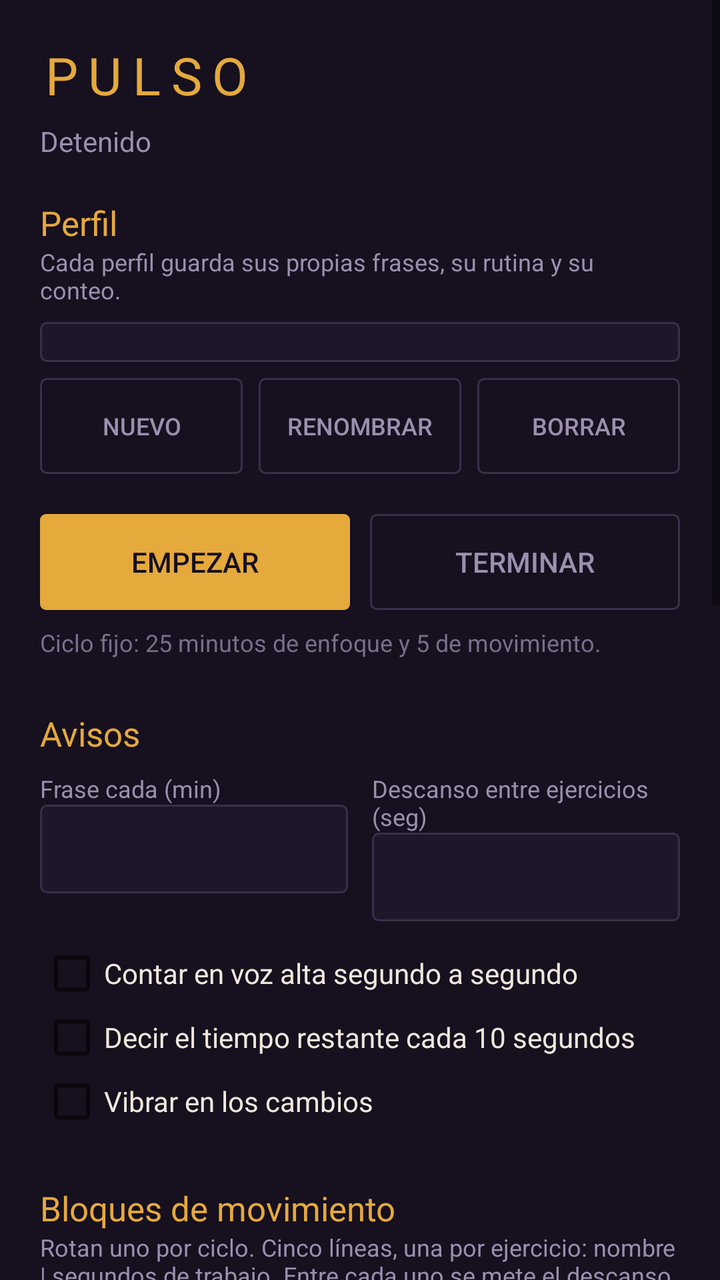
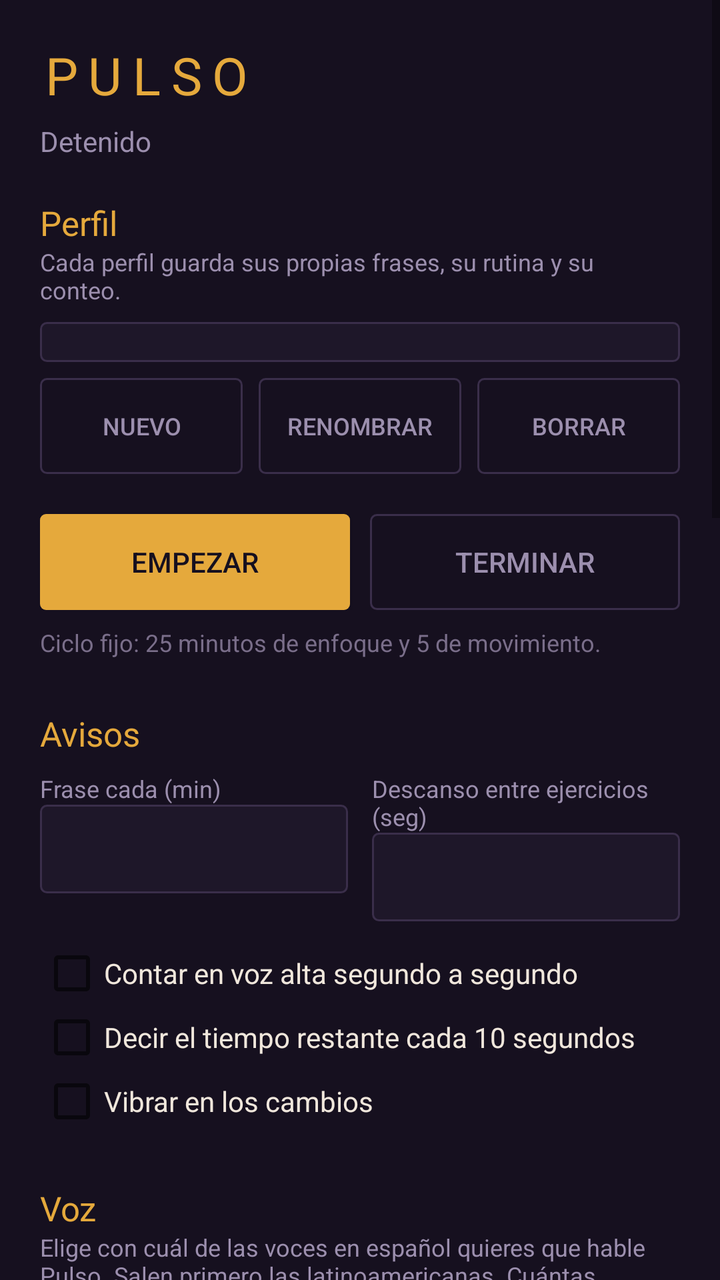

An Android layout rendered at two revisions. The XML below is the earlier revision; the diff shows what the commit changed to produce the second picture.
<!-- AndroidManifest.xml: application theme Theme.Pulso -->
<!-- res/layout/activity_main.xml -->
<?xml version="1.0" encoding="utf-8"?>
<ScrollView xmlns:android="http://schemas.android.com/apk/res/android"
    android:layout_width="match_parent"
    android:layout_height="match_parent"
    android:background="#16101F"
    android:fillViewport="true">

    <LinearLayout
        android:layout_width="match_parent"
        android:layout_height="wrap_content"
        android:orientation="vertical"
        android:padding="20dp">

        <TextView
            android:layout_width="wrap_content"
            android:layout_height="wrap_content"
            android:text="PULSO"
            android:textColor="#E5A93C"
            android:textSize="26sp"
            android:letterSpacing="0.2" />

        <TextView
            android:id="@+id/txtEstado"
            android:layout_width="match_parent"
            android:layout_height="wrap_content"
            android:layout_marginTop="6dp"
            android:text="Detenido"
            android:textColor="#9C8FAE"
            android:textSize="14sp" />

        

        <TextView
            android:layout_width="wrap_content"
            android:layout_height="wrap_content"
            android:layout_marginTop="20dp"
            android:text="Perfil"
            android:textColor="#E5A93C"
            android:textSize="17sp" />

        <TextView
            android:layout_width="match_parent"
            android:layout_height="wrap_content"
            android:text="Cada perfil guarda sus propias frases, su rutina y su conteo."
            android:textColor="#9C8FAE"
            android:textSize="12sp" />

        <Spinner
            android:id="@+id/spPerfil"
            android:layout_width="match_parent"
            android:layout_height="wrap_content"
            android:layout_marginTop="8dp"
            android:background="@drawable/fondo_campo"
            android:padding="10dp" />

        <LinearLayout
            android:layout_width="match_parent"
            android:layout_height="wrap_content"
            android:layout_marginTop="8dp"
            android:orientation="horizontal">

            <Button
                android:id="@+id/btnNuevoPerfil"
                android:layout_width="0dp"
                android:layout_weight="1"
                android:layout_height="wrap_content"
                android:background="@drawable/fondo_boton_hueco"
                android:text="Nuevo"
                android:textColor="#9C8FAE"
                android:textSize="12sp" />

            <Space android:layout_width="8dp" android:layout_height="1dp" />

            <Button
                android:id="@+id/btnRenombrarPerfil"
                android:layout_width="0dp"
                android:layout_weight="1"
                android:layout_height="wrap_content"
                android:background="@drawable/fondo_boton_hueco"
                android:text="Renombrar"
                android:textColor="#9C8FAE"
                android:textSize="12sp" />

            <Space android:layout_width="8dp" android:layout_height="1dp" />

            <Button
                android:id="@+id/btnBorrarPerfil"
                android:layout_width="0dp"
                android:layout_weight="1"
                android:layout_height="wrap_content"
                android:background="@drawable/fondo_boton_hueco"
                android:text="Borrar"
                android:textColor="#9C8FAE"
                android:textSize="12sp" />
        </LinearLayout>

        

        <LinearLayout
            android:layout_width="match_parent"
            android:layout_height="wrap_content"
            android:layout_marginTop="20dp"
            android:orientation="horizontal">

            <Button
                android:id="@+id/btnEmpezar"
                android:layout_width="0dp"
                android:layout_weight="1"
                android:layout_height="wrap_content"
                android:background="@drawable/fondo_boton"
                android:text="Empezar"
                android:textColor="#16101F" />

            <Space android:layout_width="10dp" android:layout_height="1dp" />

            <Button
                android:id="@+id/btnTerminar"
                android:layout_width="0dp"
                android:layout_weight="1"
                android:layout_height="wrap_content"
                android:background="@drawable/fondo_boton_hueco"
                android:text="Terminar"
                android:textColor="#9C8FAE" />
        </LinearLayout>

        <TextView
            android:layout_width="match_parent"
            android:layout_height="wrap_content"
            android:layout_marginTop="8dp"
            android:text="Ciclo fijo: 25 minutos de enfoque y 5 de movimiento."
            android:textColor="#7A6E8A"
            android:textSize="12sp" />

        

        <TextView
            android:layout_width="wrap_content"
            android:layout_height="wrap_content"
            android:layout_marginTop="26dp"
            android:text="Avisos"
            android:textColor="#E5A93C"
            android:textSize="17sp" />

        <LinearLayout
            android:layout_width="match_parent"
            android:layout_height="wrap_content"
            android:layout_marginTop="8dp"
            android:orientation="horizontal">

            <LinearLayout
                android:layout_width="0dp"
                android:layout_weight="1"
                android:layout_height="wrap_content"
                android:orientation="vertical">

                <TextView
                    android:layout_width="wrap_content"
                    android:layout_height="wrap_content"
                    android:text="Frase cada (min)"
                    android:textColor="#9C8FAE"
                    android:textSize="12sp" />

                <EditText
                    android:id="@+id/edAviso"
                    android:layout_width="match_parent"
                    android:layout_height="wrap_content"
                    android:background="@drawable/fondo_campo"
                    android:inputType="number"
                    android:padding="10dp"
                    android:textColor="#F0E7DC" />
            </LinearLayout>

            <Space android:layout_width="12dp" android:layout_height="1dp" />

            <LinearLayout
                android:layout_width="0dp"
                android:layout_weight="1"
                android:layout_height="wrap_content"
                android:orientation="vertical">

                <TextView
                    android:layout_width="wrap_content"
                    android:layout_height="wrap_content"
                    android:text="Descanso entre ejercicios (seg)"
                    android:textColor="#9C8FAE"
                    android:textSize="12sp" />

                <EditText
                    android:id="@+id/edDescanso"
                    android:layout_width="match_parent"
                    android:layout_height="wrap_content"
                    android:background="@drawable/fondo_campo"
                    android:inputType="number"
                    android:padding="10dp"
                    android:textColor="#F0E7DC" />
            </LinearLayout>
        </LinearLayout>

        <CheckBox
            android:id="@+id/chkSegundo"
            android:layout_width="match_parent"
            android:layout_height="wrap_content"
            android:layout_marginTop="10dp"
            android:text="Contar en voz alta segundo a segundo"
            android:textColor="#F0E7DC" />

        <CheckBox
            android:id="@+id/chkDiez"
            android:layout_width="match_parent"
            android:layout_height="wrap_content"
            android:text="Decir el tiempo restante cada 10 segundos"
            android:textColor="#F0E7DC" />

        <CheckBox
            android:id="@+id/chkVibrar"
            android:layout_width="match_parent"
            android:layout_height="wrap_content"
            android:text="Vibrar en los cambios"
            android:textColor="#F0E7DC" />

        

        <TextView
            android:layout_width="wrap_content"
            android:layout_height="wrap_content"
            android:layout_marginTop="26dp"
            android:text="Bloques de movimiento"
            android:textColor="#E5A93C"
            android:textSize="17sp" />

        <TextView
            android:layout_width="match_parent"
            android:layout_height="wrap_content"
            android:text="Rotan uno por ciclo. Cinco líneas, una por ejercicio: nombre | segundos de trabajo. Entre cada uno se mete el descanso que pusiste arriba, y la app te avisa cuál sigue mientras descansas."
            android:textColor="#9C8FAE"
            android:textSize="12sp" />

        <Button
            android:id="@+id/btnRutina"
            android:layout_width="match_parent"
            android:layout_height="wrap_content"
            android:layout_marginTop="8dp"
            android:layout_marginBottom="10dp"
            android:background="@drawable/fondo_boton_hueco"
            android:text="Elegir una rutina lista"
            android:textColor="#58C0A0"
            android:textSize="12sp" />

        <LinearLayout
            android:id="@+id/listaBloques"
            android:layout_width="match_parent"
            android:layout_height="wrap_content"
            android:orientation="vertical" />

        

        <TextView
            android:layout_width="wrap_content"
            android:layout_height="wrap_content"
            android:layout_marginTop="26dp"
            android:text="Frases"
            android:textColor="#E5A93C"
            android:textSize="17sp" />

        <TextView
            android:layout_width="match_parent"
            android:layout_height="wrap_content"
            android:text="Si le pones un audio tuyo, se escucha tu voz en lugar de la del teléfono."
            android:textColor="#9C8FAE"
            android:textSize="12sp" />

        <Button
            android:id="@+id/btnPaquete"
            android:layout_width="match_parent"
            android:layout_height="wrap_content"
            android:layout_marginTop="8dp"
            android:layout_marginBottom="10dp"
            android:background="@drawable/fondo_boton_hueco"
            android:text="Elegir un paquete de frases"
            android:textColor="#58C0A0"
            android:textSize="12sp" />

        <LinearLayout
            android:id="@+id/listaFrases"
            android:layout_width="match_parent"
            android:layout_height="wrap_content"
            android:orientation="vertical" />

        <LinearLayout
            android:layout_width="match_parent"
            android:layout_height="wrap_content"
            android:layout_marginTop="12dp"
            android:orientation="horizontal">

            <Button
                android:id="@+id/btnGuardarLista"
                android:layout_width="0dp"
                android:layout_weight="1"
                android:layout_height="wrap_content"
                android:background="@drawable/fondo_boton_hueco"
                android:text="Guardar esta lista"
                android:textColor="#E5A93C"
                android:textSize="11sp" />

            <Space android:layout_width="8dp" android:layout_height="1dp" />

            <Button
                android:id="@+id/btnCargarLista"
                android:layout_width="0dp"
                android:layout_weight="1"
                android:layout_height="wrap_content"
                android:background="@drawable/fondo_boton_hueco"
                android:text="Mis listas"
                android:textColor="#E5A93C"
                android:textSize="11sp" />
        </LinearLayout>

        <Button
            android:id="@+id/btnAgregarFrase"
            android:layout_width="wrap_content"
            android:layout_height="wrap_content"
            android:layout_marginTop="6dp"
            android:background="@drawable/fondo_boton_hueco"
            android:text="+ Agregar frase"
            android:textColor="#9C8FAE"
            android:textSize="12sp" />

        

        <TextView
            android:layout_width="wrap_content"
            android:layout_height="wrap_content"
            android:layout_marginTop="26dp"
            android:text="Repeticiones de hoy"
            android:textColor="#E5A93C"
            android:textSize="17sp" />

        <TextView
            android:id="@+id/txtDesglose"
            android:layout_width="match_parent"
            android:layout_height="wrap_content"
            android:layout_marginTop="6dp"
            android:text="Todavía nada hoy."
            android:textColor="#9C8FAE"
            android:textSize="13sp" />

        <Button
            android:id="@+id/btnBorrarHoy"
            android:layout_width="wrap_content"
            android:layout_height="wrap_content"
            android:layout_marginTop="8dp"
            android:background="@drawable/fondo_boton_hueco"
            android:text="Reiniciar conteo de hoy"
            android:textColor="#9C8FAE"
            android:textSize="12sp" />

        

        <TextView
            android:layout_width="wrap_content"
            android:layout_height="wrap_content"
            android:layout_marginTop="26dp"
            android:text="Permisos"
            android:textColor="#E5A93C"
            android:textSize="17sp" />

        <Button
            android:id="@+id/btnBateria"
            android:layout_width="match_parent"
            android:layout_height="wrap_content"
            android:layout_marginTop="8dp"
            android:background="@drawable/fondo_boton_hueco"
            android:text="Quitar la optimización de batería"
            android:textColor="#9C8FAE"
            android:textSize="12sp" />

        <Button
            android:id="@+id/btnGuardar"
            android:layout_width="match_parent"
            android:layout_height="wrap_content"
            android:layout_marginTop="24dp"
            android:layout_marginBottom="30dp"
            android:background="@drawable/fondo_boton"
            android:text="Guardar cambios"
            android:textColor="#16101F" />
    </LinearLayout>
</ScrollView>
<!-- resources referenced by this layout -->
<resources>
  <!-- drawable fondo_boton (drawable) -->
  <shape xmlns:android="http://schemas.android.com/apk/res/android" android:shape="rectangle">
      <solid android:color="#E5A93C" />
      <corners android:radius="3dp" />
  </shape>
  <!-- drawable fondo_boton_hueco (drawable) -->
  <shape xmlns:android="http://schemas.android.com/apk/res/android" android:shape="rectangle">
      <solid android:color="#00000000" />
      <stroke android:width="1dp" android:color="#3A2E4A" />
      <corners android:radius="3dp" />
  </shape>
  <!-- drawable fondo_campo (drawable) -->
  <shape xmlns:android="http://schemas.android.com/apk/res/android" android:shape="rectangle">
      <solid android:color="#1E1729" />
      <stroke android:width="1dp" android:color="#3A2E4A" />
      <corners android:radius="3dp" />
  </shape>
  <style name="Theme.Pulso" parent="Theme.AppCompat.DayNight.NoActionBar">
          <item name="android:colorBackground">#16101F</item>
          <item name="android:textColor">#F0E7DC</item>
          <item name="android:textColorHint">#7A6E8A</item>
          <item name="colorAccent">#E5A93C</item>
      </style>
</resources>

<!-- the commit's change to res/layout/activity_main.xml (unified diff, before → after) -->
@@ -224,6 +224,42 @@
             android:layout_width="wrap_content"
             android:layout_height="wrap_content"
             android:layout_marginTop="26dp"
+            android:text="Voz"
+            android:textColor="#E5A93C"
+            android:textSize="17sp" />
+
+        <TextView
+            android:layout_width="match_parent"
+            android:layout_height="wrap_content"
+            android:text="Elige con cuál de las voces en español quieres que hable Pulso. Salen primero las latinoamericanas. Cuántas aparezcan depende de tu teléfono; algunas dicen &quot;necesita internet&quot; porque son de Google en la nube. Es distinto por cada perfil."
+            android:textColor="#9C8FAE"
+            android:textSize="12sp" />
+
+        <TextView
+            android:id="@+id/txtVoz"
+            android:layout_width="match_parent"
+            android:layout_height="wrap_content"
+            android:layout_marginTop="6dp"
+            android:text="Voz actual: automática"
+            android:textColor="#F0E7DC"
+            android:textSize="13sp" />
+
+        <Button
+            android:id="@+id/btnVoz"
+            android:layout_width="match_parent"
+            android:layout_height="wrap_content"
+            android:layout_marginTop="8dp"
+            android:background="@drawable/fondo_boton_hueco"
+            android:text="Elegir voz"
+            android:textColor="#58C0A0"
+            android:textSize="12sp" />
+
+        
+
+        <TextView
+            android:layout_width="wrap_content"
+            android:layout_height="wrap_content"
+            android:layout_marginTop="26dp"
             android:text="Bloques de movimiento"
             android:textColor="#E5A93C"
             android:textSize="17sp" />
@@ -231,7 +267,7 @@
         <TextView
             android:layout_width="match_parent"
             android:layout_height="wrap_content"
-            android:text="Rotan uno por ciclo. Cinco líneas, una por ejercicio: nombre | segundos de trabajo. Entre cada uno se mete el descanso que pusiste arriba, y la app te avisa cuál sigue mientras descansas."
+            android:text="Rotan uno por ciclo. Cinco líneas, una por ejercicio: nombre | segundos de trabajo | cómo se hace (opcional). Entre cada uno se mete el descanso que pusiste arriba, y la app dice en voz alta cuál sigue y cómo se hace mientras descansas. Si conoce el ejercicio, ya sabe cómo explicarlo aunque dejes ese último dato vacío."
             android:textColor="#9C8FAE"
             android:textSize="12sp" />
 
